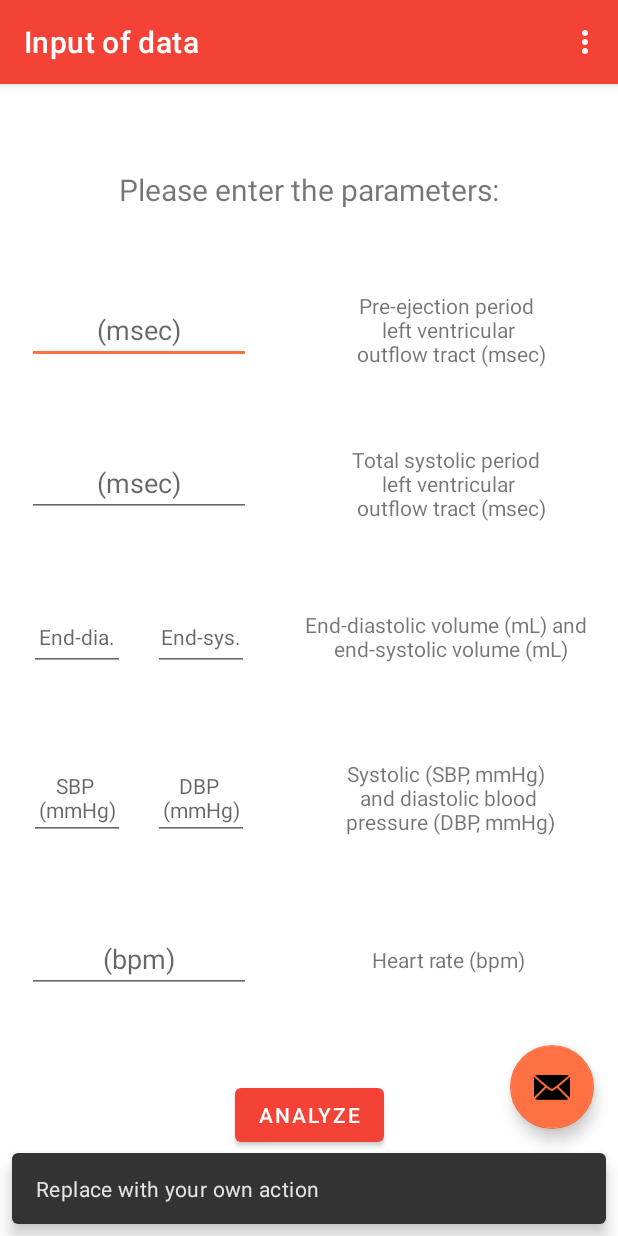
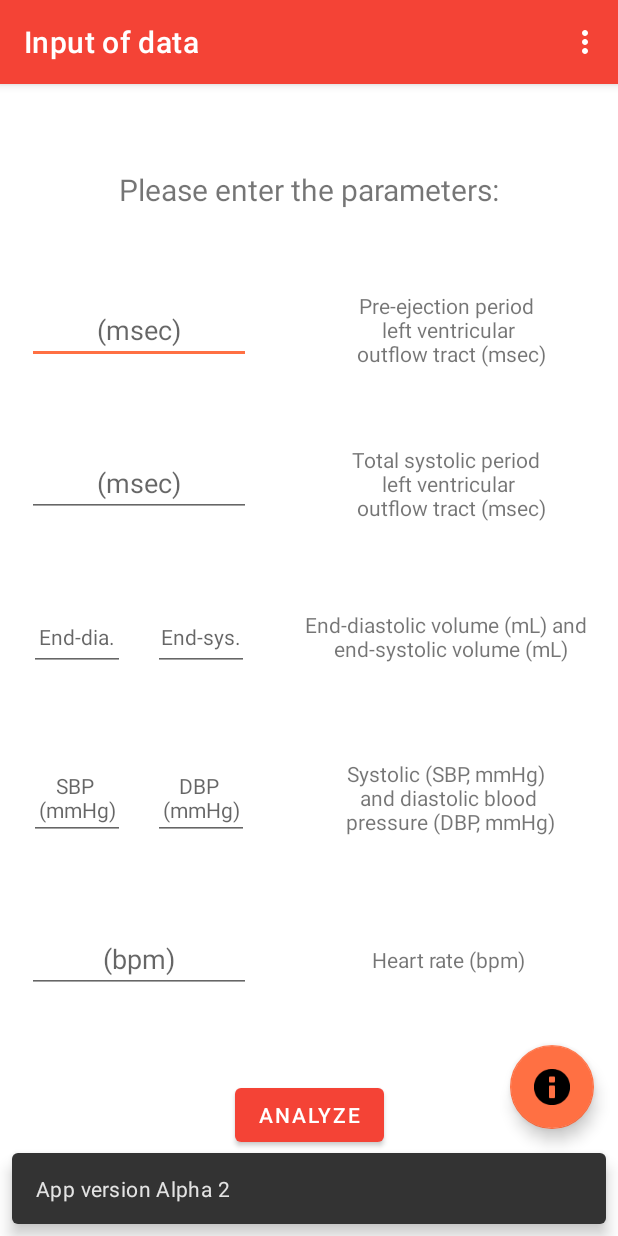
Before and after one commit to DominikBitzer/pvl-calc, an Android app: the screen it shows after launch (MainActivity), after a tap on an icon or button, on a phone screen of 412 x 824 dp. Run offline under Robolectric (Android 15) with nearby library versions, the phone set to English and light mode, and no system bars; our stand-ins replace navigation-ui.

Commit message:
Adjust floating info button

```diff
--- a/app/src/main/java/com/dominikbitzer/pvl_calc/MainActivity.java
+++ b/app/src/main/java/com/dominikbitzer/pvl_calc/MainActivity.java
@@ -39,7 +39,7 @@ public class MainActivity extends AppCompatActivity {
         binding.fab.setOnClickListener(new View.OnClickListener() {
             @Override
             public void onClick(View view) {
-                Snackbar.make(view, "Replace with your own action", Snackbar.LENGTH_LONG)
+                Snackbar.make(view, "App version Alpha 2", Snackbar.LENGTH_LONG)
                         .setAction("Action", null).show();
             }
         });
--- a/app/src/main/res/layout/activity_main.xml
+++ b/app/src/main/res/layout/activity_main.xml
@@ -29,6 +29,6 @@
         android:layout_gravity="bottom|end"
         android:layout_marginEnd="@dimen/fab_margin"
         android:layout_marginBottom="16dp"
-        app:srcCompat="@android:drawable/ic_dialog_email" />
+        app:srcCompat="@android:drawable/ic_dialog_info" />
 
 </androidx.coordinatorlayout.widget.CoordinatorLayout>
```
